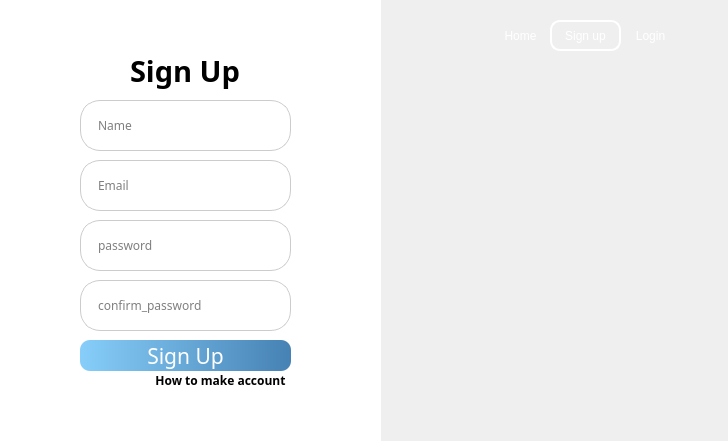
The window that ui/Sign_Up.ui (xuanducdepzai/python-app) describes before a commit, drawn with Qt 5.
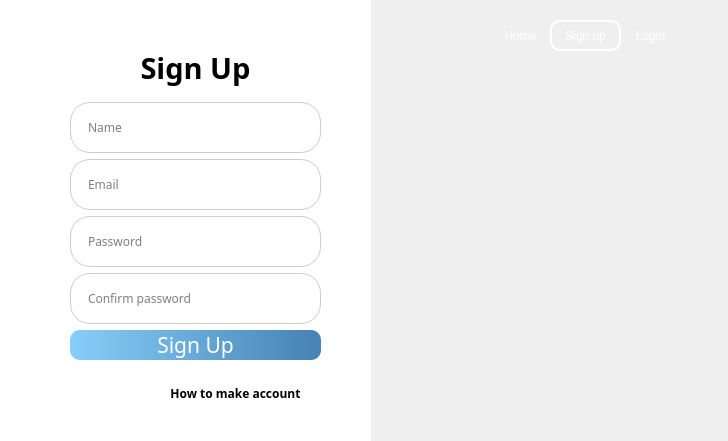
The same window after the commit. Icons and pictures are not drawn.

Patch:
```diff
--- a/ui/Sign_Up.ui
+++ b/ui/Sign_Up.ui
@@ -14,36 +14,6 @@
    <string>MainWindow</string>
   </property>
   <widget class="QWidget" name="centralwidget">
-   <widget class="QLineEdit" name="txt_password">
-    <property name="geometry">
-     <rect>
-      <x>80</x>
-      <y>220</y>
-      <width>211</width>
-      <height>51</height>
-     </rect>
-    </property>
-    <property name="font">
-     <font>
-      <family>Segoe Script</family>
-     </font>
-    </property>
-    <property name="styleSheet">
-     <string notr="true">border: 1px solid #cccccc; /* Light gray border */
-    border-radius: 20px; /* Rounded corners */
-    background-color: rgba(255, 255, 255, 0.1); /* Transparent-like background */
-    padding: 15px; /* Padding to create space around the text */</string>
-    </property>
-    <property name="text">
-     <string/>
-    </property>
-    <property name="echoMode">
-     <enum>QLineEdit::EchoMode::Normal</enum>
-    </property>
-    <property name="placeholderText">
-     <string>password</string>
-    </property>
-   </widget>
    <widget class="QPushButton" name="pushButton_4">
     <property name="geometry">
      <rect>
@@ -79,36 +49,6 @@
      <string>Login</string>
     </property>
    </widget>
-   <widget class="QLineEdit" name="txt_name">
-    <property name="geometry">
-     <rect>
-      <x>80</x>
-      <y>100</y>
-      <width>211</width>
-      <height>51</height>
-     </rect>
-    </property>
-    <property name="font">
-     <font>
-      <family>Segoe Script</family>
-     </font>
-    </property>
-    <property name="styleSheet">
-     <string notr="true">border: 1px solid #cccccc; /* Light gray border */
-    border-radius: 20px; /* Rounded corners */
-    background-color: rgba(255, 255, 255, 0.1); /* Transparent-like background */
-    padding: 15px; /* Padding to create space around the text */</string>
-    </property>
-    <property name="text">
-     <string/>
-    </property>
-    <property name="echoMode">
-     <enum>QLineEdit::EchoMode::Normal</enum>
-    </property>
-    <property name="placeholderText">
-     <string>Name </string>
-    </property>
-   </widget>
    <widget class="QPushButton" name="btn">
     <property name="geometry">
      <rect>
@@ -127,112 +67,13 @@
      <string>Sign up</string>
     </property>
    </widget>
-   <widget class="QLabel" name="label_2">
-    <property name="geometry">
-     <rect>
-      <x>130</x>
-      <y>40</y>
-      <width>121</width>
-      <height>61</height>
-     </rect>
-    </property>
-    <property name="font">
-     <font>
-      <family>Segoe Print</family>
-      <pointsize>22</pointsize>
-      <bold>true</bold>
-     </font>
-    </property>
-    <property name="text">
-     <string>Sign Up</string>
-    </property>
-   </widget>
-   <widget class="QLineEdit" name="txt_email">
-    <property name="geometry">
-     <rect>
-      <x>80</x>
-      <y>160</y>
-      <width>211</width>
-      <height>51</height>
-     </rect>
-    </property>
-    <property name="font">
-     <font>
-      <family>Segoe Script</family>
-     </font>
-    </property>
-    <property name="styleSheet">
-     <string notr="true">border: 1px solid #cccccc; /* Light gray border */
-    border-radius: 20px; /* Rounded corners */
-    background-color: rgba(255, 255, 255, 0.1); /* Transparent-like background */
-    padding: 15px; /* Padding to create space around the text */</string>
-    </property>
-    <property name="text">
-     <string/>
-    </property>
-    <property name="echoMode">
-     <enum>QLineEdit::EchoMode::Normal</enum>
-    </property>
-    <property name="placeholderText">
-     <string>Email</string>
-    </property>
-   </widget>
-   <widget class="QPushButton" name="btn_register">
-    <property name="geometry">
-     <rect>
-      <x>80</x>
-      <y>340</y>
-      <width>211</width>
-      <height>31</height>
-     </rect>
-    </property>
-    <property name="font">
-     <font>
-      <family>Segoe Print</family>
-      <pointsize>16</pointsize>
-     </font>
-    </property>
-    <property name="styleSheet">
-     <string notr="true">color:rgb(255, 255, 255);
-background: qlineargradient(spread:pad, x1:0, y1:0.5, x2:1, y2:0.5, stop:0 #87CEFA, stop:1 #4682B4);
-border-radius:10px;
-</string>
-    </property>
-    <property name="text">
-     <string>Sign Up</string>
-    </property>
-   </widget>
-   <widget class="QPushButton" name="btn_Make_acc">
-    <property name="geometry">
-     <rect>
-      <x>150</x>
-      <y>370</y>
-      <width>141</width>
-      <height>21</height>
-     </rect>
-    </property>
-    <property name="font">
-     <font>
-      <family>Segoe Script</family>
-      <bold>true</bold>
-     </font>
-    </property>
-    <property name="styleSheet">
-     <string notr="true">border: none;
-background: none;
-color:rgb(0, 0, 0)</string>
-    </property>
-    <property name="text">
-     <string>How to make account</string>
-    </property>
-   </widget>
    <widget class="QPushButton" name="btn_eye_p">
     <property name="geometry">
      <rect>
-      <x>420</x>
+      <x>270</x>
       <y>220</y>
-      <width>31</width>
-      <height>31</height>
+      <width>41</width>
+      <height>51</height>
      </rect>
     </property>
     <property name="styleSheet">
@@ -253,43 +94,13 @@
      </size>
     </property>
    </widget>
-   <widget class="QLineEdit" name="txt_confirm_pwd">
-    <property name="geometry">
-     <rect>
-      <x>80</x>
-      <y>280</y>
-      <width>211</width>
-      <height>51</height>
-     </rect>
-    </property>
-    <property name="font">
-     <font>
-      <family>Segoe Script</family>
-     </font>
-    </property>
-    <property name="styleSheet">
-     <string notr="true">border: 1px solid #cccccc; /* Light gray border */
-    border-radius: 20px; /* Rounded corners */
-    background-color: rgba(255, 255, 255, 0.1); /* Transparent-like background */
-    padding: 15px; /* Padding to create space around the text */</string>
-    </property>
-    <property name="text">
-     <string/>
-    </property>
-    <property name="echoMode">
-     <enum>QLineEdit::EchoMode::Normal</enum>
-    </property>
-    <property name="placeholderText">
-     <string>confirm_password</string>
-    </property>
-   </widget>
    <widget class="QPushButton" name="btn_eye_cp">
     <property name="geometry">
      <rect>
-      <x>420</x>
-      <y>270</y>
-      <width>31</width>
-      <height>31</height>
+      <x>270</x>
+      <y>280</y>
+      <width>41</width>
+      <height>41</height>
      </rect>
     </property>
     <property name="styleSheet">
@@ -313,9 +124,9 @@
    <widget class="QLabel" name="label_5">
     <property name="geometry">
      <rect>
-      <x>380</x>
+      <x>370</x>
       <y>0</y>
-      <width>351</width>
+      <width>361</width>
       <height>451</height>
      </rect>
     </property>
@@ -338,7 +149,7 @@
    <widget class="QLabel" name="label">
     <property name="geometry">
      <rect>
-      <x>0</x>
+      <x>-10</x>
       <y>0</y>
       <width>381</width>
       <height>471</height>
@@ -351,20 +162,198 @@
      <string/>
     </property>
    </widget>
+   <widget class="QWidget" name="gridWidget" native="true">
+    <property name="geometry">
+     <rect>
+      <x>70</x>
+      <y>40</y>
+      <width>251</width>
+      <height>381</height>
+     </rect>
+    </property>
+    <layout class="QGridLayout" name="gridLayout">
+     <item row="3" column="0">
+      <widget class="QLineEdit" name="txt_email">
+       <property name="font">
+        <font>
+         <family>Segoe Script</family>
+        </font>
+       </property>
+       <property name="styleSheet">
+        <string notr="true">border: 1px solid #cccccc; /* Light gray border */
+    border-radius: 20px; /* Rounded corners */
+    background-color: rgba(255, 255, 255, 0.1); /* Transparent-like background */
+    padding: 15px; /* Padding to create space around the text */</string>
+       </property>
+       <property name="text">
+        <string/>
+       </property>
+       <property name="echoMode">
+        <enum>QLineEdit::EchoMode::Normal</enum>
+       </property>
+       <property name="placeholderText">
+        <string>Email</string>
+       </property>
+      </widget>
+     </item>
+     <item row="4" column="0">
+      <widget class="QLineEdit" name="txt_password">
+       <property name="font">
+        <font>
+         <family>Segoe Script</family>
+        </font>
+       </property>
+       <property name="styleSheet">
+        <string notr="true">border: 1px solid #cccccc; /* Light gray border */
+    border-radius: 20px; /* Rounded corners */
+    background-color: rgba(255, 255, 255, 0.1); /* Transparent-like background */
+    padding: 15px; /* Padding to create space around the text */</string>
+       </property>
+       <property name="text">
+        <string/>
+       </property>
+       <property name="echoMode">
+        <enum>QLineEdit::EchoMode::Password</enum>
+       </property>
+       <property name="placeholderText">
+        <string>Password</string>
+       </property>
+      </widget>
+     </item>
+     <item row="5" column="0">
+      <widget class="QLineEdit" name="txt_confirm_pwd">
+       <property name="font">
+        <font>
+         <family>Segoe Script</family>
+        </font>
+       </property>
+       <property name="styleSheet">
+        <string notr="true">border: 1px solid #cccccc; /* Light gray border */
+    border-radius: 20px; /* Rounded corners */
+    background-color: rgba(255, 255, 255, 0.1); /* Transparent-like background */
+    padding: 15px; /* Padding to create space around the text */</string>
+       </property>
+       <property name="text">
+        <string/>
+       </property>
+       <property name="echoMode">
+        <enum>QLineEdit::EchoMode::Password</enum>
+       </property>
+       <property name="placeholderText">
+        <string>Confirm password</string>
+       </property>
+      </widget>
+     </item>
+     <item row="6" column="0">
+      <widget class="QPushButton" name="btn_register">
+       <property name="font">
+        <font>
+         <family>Segoe Print</family>
+         <pointsize>16</pointsize>
+        </font>
+       </property>
+       <property name="styleSheet">
+        <string notr="true">color:rgb(255, 255, 255);
+background: qlineargradient(spread:pad, x1:0, y1:0.5, x2:1, y2:0.5, stop:0 #87CEFA, stop:1 #4682B4);
+border-radius:10px;
+</string>
+       </property>
+       <property name="text">
+        <string>Sign Up</string>
+       </property>
+      </widget>
+     </item>
+     <item row="2" column="0">
+      <widget class="QLineEdit" name="txt_name">
+       <property name="font">
+        <font>
+         <family>Segoe Script</family>
+        </font>
+       </property>
+       <property name="styleSheet">
+        <string notr="true">border: 1px solid #cccccc; /* Light gray border */
+    border-radius: 20px; /* Rounded corners */
+    background-color: rgba(255, 255, 255, 0.1); /* Transparent-like background */
+    padding: 15px; /* Padding to create space around the text */</string>
+       </property>
+       <property name="text">
+        <string/>
+       </property>
+       <property name="echoMode">
+        <enum>QLineEdit::EchoMode::Normal</enum>
+       </property>
+       <property name="placeholderText">
+        <string>Name </string>
+       </property>
+      </widget>
+     </item>
+     <item row="7" column="0">
+      <widget class="QWidget" name="widget" native="true">
+       <layout class="QHBoxLayout" name="horizontalLayout">
+        <item>
+         <spacer name="horizontalSpacer">
+          <property name="orientation">
+           <enum>Qt::Orientation::Horizontal</enum>
+          </property>
+          <property name="sizeType">
+           <enum>QSizePolicy::Policy::Fixed</enum>
+          </property>
+          <property name="sizeHint" stdset="0">
+           <size>
+            <width>80</width>
+            <height>20</height>
+           </size>
+          </property>
+         </spacer>
+        </item>
+        <item>
+         <widget class="QPushButton" name="btn_Make_acc">
+          <property name="font">
+           <font>
+            <family>Segoe Script</family>
+            <bold>true</bold>
+           </font>
+          </property>
+          <property name="styleSheet">
+           <string notr="true">border: none;
+background: none;
+color:rgb(0, 0, 0)</string>
+          </property>
+          <property name="text">
+           <string>How to make account</string>
+          </property>
+         </widget>
+        </item>
+       </layout>
+      </widget>
+     </item>
+     <item row="1" column="0">
+      <widget class="QLabel" name="label_2">
+       <property name="font">
+        <font>
+         <family>Segoe Print</family>
+         <pointsize>22</pointsize>
+         <bold>true</bold>
+        </font>
+       </property>
+       <property name="text">
+        <string>Sign Up</string>
+       </property>
+       <property name="alignment">
+        <set>Qt::AlignmentFlag::AlignCenter</set>
+       </property>
+      </widget>
+     </item>
+    </layout>
+   </widget>
    <zorder>label</zorder>
    <zorder>label_5</zorder>
-   <zorder>txt_password</zorder>
    <zorder>pushButton_4</zorder>
    <zorder>btn_login</zorder>
-   <zorder>txt_name</zorder>
    <zorder>btn</zorder>
-   <zorder>label_2</zorder>
-   <zorder>txt_email</zorder>
-   <zorder>btn_register</zorder>
-   <zorder>btn_Make_acc</zorder>
-   <zorder>btn_eye_p</zorder>
-   <zorder>txt_confirm_pwd</zorder>
+   <zorder>gridWidget</zorder>
    <zorder>btn_eye_cp</zorder>
+   <zorder>btn_eye_p</zorder>
   </widget>
  </widget>
  <resources/>
```
